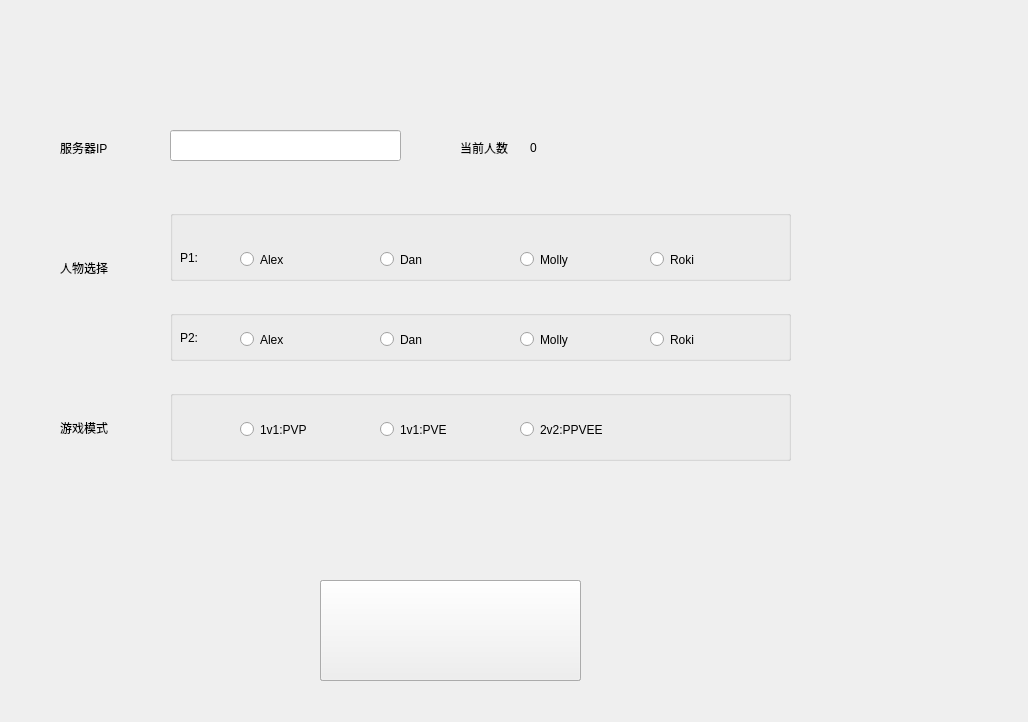
SheepOrnot/BoomMan, file gamepara.ui: the form before one commit.
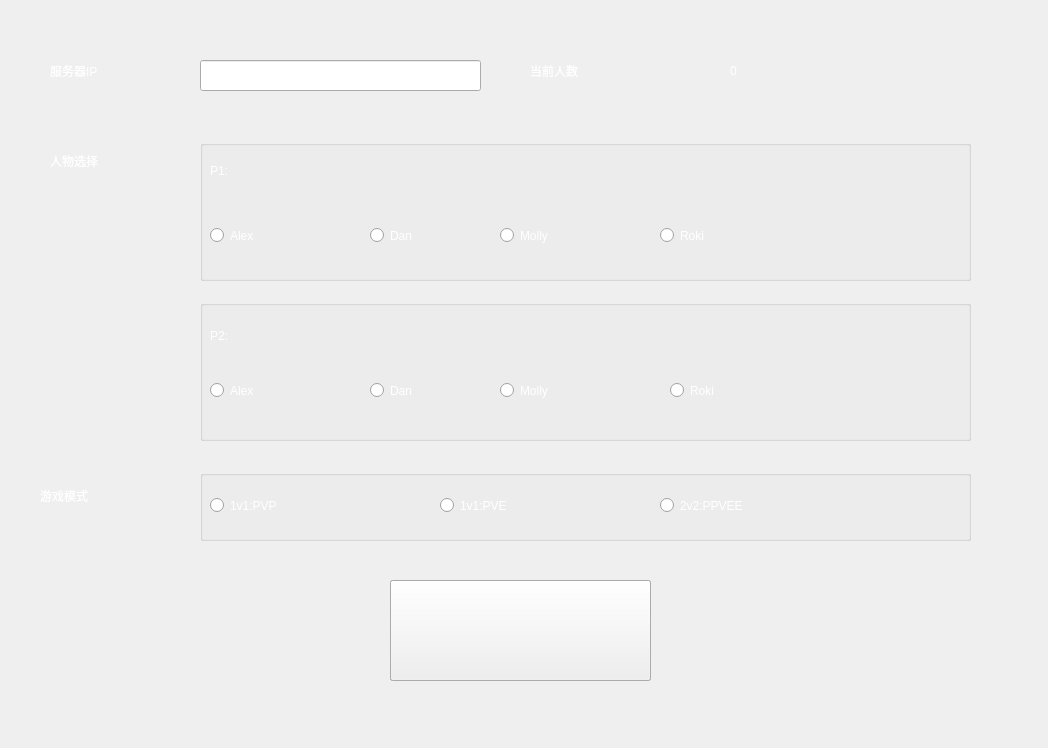
The form after the commit. Icons and pictures are not drawn.

The edit to the form file:
```diff
--- a/gamepara.ui
+++ b/gamepara.ui
@@ -6,8 +6,8 @@
    <rect>
     <x>0</x>
     <y>0</y>
-    <width>1028</width>
-    <height>722</height>
+    <width>1048</width>
+    <height>748</height>
    </rect>
   </property>
   <property name="windowTitle">
@@ -19,12 +19,16 @@
   <widget class="QLabel" name="playselect">
    <property name="geometry">
     <rect>
-     <x>60</x>
-     <y>260</y>
-     <width>61</width>
-     <height>16</height>
+     <x>50</x>
+     <y>130</y>
+     <width>181</width>
+     <height>61</height>
     </rect>
    </property>
+   <property name="styleSheet">
+    <string notr="true">font: 75 20pt &quot;思源宋体&quot;;
+color: rgb(255, 255, 255);</string>
+   </property>
    <property name="text">
     <string>人物选择</string>
    </property>
@@ -32,12 +36,16 @@
   <widget class="QLabel" name="gamemode">
    <property name="geometry">
     <rect>
-     <x>60</x>
-     <y>420</y>
-     <width>68</width>
-     <height>15</height>
+     <x>40</x>
+     <y>460</y>
+     <width>161</width>
+     <height>71</height>
     </rect>
    </property>
+   <property name="styleSheet">
+    <string notr="true">font: 75 20pt &quot;思源宋体&quot;;
+color: rgb(255, 255, 255);</string>
+   </property>
    <property name="text">
     <string>游戏模式</string>
    </property>
@@ -45,7 +53,7 @@
   <widget class="QPushButton" name="start">
    <property name="geometry">
     <rect>
-     <x>320</x>
+     <x>390</x>
      <y>580</y>
      <width>261</width>
      <height>101</height>
@@ -61,14 +69,15 @@
   <widget class="QGroupBox" name="groupBox">
    <property name="geometry">
     <rect>
-     <x>170</x>
-     <y>210</y>
-     <width>621</width>
-     <height>71</height>
+     <x>200</x>
+     <y>140</y>
+     <width>771</width>
+     <height>141</height>
     </rect>
    </property>
    <property name="styleSheet">
-    <string notr="true"/>
+    <string notr="true">font: 75 20pt &quot;思源宋体&quot;;
+color: rgb(255, 255, 255);</string>
    </property>
    <property name="title">
     <string/>
@@ -76,10 +85,10 @@
    <widget class="QRadioButton" name="Molly">
     <property name="geometry">
      <rect>
-      <x>350</x>
-      <y>40</y>
-      <width>110</width>
-      <height>19</height>
+      <x>300</x>
+      <y>70</y>
+      <width>141</width>
+      <height>51</height>
      </rect>
     </property>
     <property name="text">
@@ -89,10 +98,10 @@
    <widget class="QRadioButton" name="Alex">
     <property name="geometry">
      <rect>
-      <x>70</x>
-      <y>40</y>
-      <width>110</width>
-      <height>19</height>
+      <x>10</x>
+      <y>70</y>
+      <width>141</width>
+      <height>51</height>
      </rect>
     </property>
     <property name="text">
@@ -102,10 +111,10 @@
    <widget class="QRadioButton" name="Dan">
     <property name="geometry">
      <rect>
-      <x>210</x>
-      <y>40</y>
-      <width>110</width>
-      <height>19</height>
+      <x>170</x>
+      <y>70</y>
+      <width>131</width>
+      <height>51</height>
      </rect>
     </property>
     <property name="text">
@@ -115,10 +124,10 @@
    <widget class="QRadioButton" name="Roki">
     <property name="geometry">
      <rect>
-      <x>480</x>
-      <y>40</y>
-      <width>110</width>
-      <height>19</height>
+      <x>460</x>
+      <y>70</y>
+      <width>161</width>
+      <height>51</height>
      </rect>
     </property>
     <property name="text">
@@ -129,11 +138,15 @@
     <property name="geometry">
      <rect>
       <x>10</x>
-      <y>40</y>
-      <width>41</width>
-      <height>16</height>
+      <y>10</y>
+      <width>81</width>
+      <height>41</height>
      </rect>
     </property>
+    <property name="styleSheet">
+     <string notr="true">font: 75 24pt &quot;思源宋体&quot;;
+color: rgb(255, 255, 255);</string>
+    </property>
     <property name="text">
      <string>P1:</string>
     </property>
@@ -142,12 +155,16 @@
   <widget class="QGroupBox" name="groupBox_2">
    <property name="geometry">
     <rect>
-     <x>170</x>
-     <y>310</y>
-     <width>621</width>
-     <height>51</height>
+     <x>200</x>
+     <y>300</y>
+     <width>771</width>
+     <height>141</height>
     </rect>
    </property>
+   <property name="styleSheet">
+    <string notr="true">font: 75 20pt &quot;思源宋体&quot;;
+color: rgb(255, 255, 255);</string>
+   </property>
    <property name="title">
     <string/>
    </property>
@@ -155,9 +172,9 @@
     <property name="geometry">
      <rect>
       <x>10</x>
-      <y>20</y>
-      <width>41</width>
-      <height>16</height>
+      <y>10</y>
+      <width>81</width>
+      <height>51</height>
      </rect>
     </property>
     <property name="text">
@@ -167,10 +184,10 @@
    <widget class="QRadioButton" name="Molly_2">
     <property name="geometry">
      <rect>
-      <x>350</x>
-      <y>20</y>
-      <width>110</width>
-      <height>19</height>
+      <x>300</x>
+      <y>70</y>
+      <width>131</width>
+      <height>41</height>
      </rect>
     </property>
     <property name="text">
@@ -180,10 +197,10 @@
    <widget class="QRadioButton" name="Alex_2">
     <property name="geometry">
      <rect>
-      <x>70</x>
-      <y>20</y>
-      <width>110</width>
-      <height>19</height>
+      <x>10</x>
+      <y>70</y>
+      <width>131</width>
+      <height>41</height>
      </rect>
     </property>
     <property name="text">
@@ -193,10 +210,10 @@
    <widget class="QRadioButton" name="Roki_2">
     <property name="geometry">
      <rect>
-      <x>480</x>
-      <y>20</y>
-      <width>110</width>
-      <height>19</height>
+      <x>470</x>
+      <y>70</y>
+      <width>151</width>
+      <height>41</height>
      </rect>
     </property>
     <property name="text">
@@ -206,10 +223,10 @@
    <widget class="QRadioButton" name="Dan_2">
     <property name="geometry">
      <rect>
-      <x>210</x>
-      <y>20</y>
-      <width>110</width>
-      <height>19</height>
+      <x>170</x>
+      <y>70</y>
+      <width>131</width>
+      <height>41</height>
      </rect>
     </property>
     <property name="text">
@@ -220,22 +237,26 @@
   <widget class="QGroupBox" name="groupBox_3">
    <property name="geometry">
     <rect>
-     <x>170</x>
-     <y>390</y>
-     <width>621</width>
+     <x>200</x>
+     <y>470</y>
+     <width>771</width>
      <height>71</height>
     </rect>
    </property>
+   <property name="styleSheet">
+    <string notr="true">font: 75 20pt &quot;思源宋体&quot;;
+color: rgb(255, 255, 255);</string>
+   </property>
    <property name="title">
     <string/>
    </property>
    <widget class="QRadioButton" name="ppee2v2">
     <property name="geometry">
      <rect>
-      <x>350</x>
-      <y>30</y>
-      <width>110</width>
-      <height>19</height>
+      <x>460</x>
+      <y>20</y>
+      <width>231</width>
+      <height>31</height>
      </rect>
     </property>
     <property name="text">
@@ -245,10 +266,10 @@
    <widget class="QRadioButton" name="pe1v1">
     <property name="geometry">
      <rect>
-      <x>210</x>
-      <y>30</y>
-      <width>110</width>
-      <height>19</height>
+      <x>240</x>
+      <y>20</y>
+      <width>171</width>
+      <height>31</height>
      </rect>
     </property>
     <property name="text">
@@ -258,10 +279,10 @@
    <widget class="QRadioButton" name="pp1v1">
     <property name="geometry">
      <rect>
-      <x>70</x>
-      <y>30</y>
-      <width>110</width>
-      <height>19</height>
+      <x>10</x>
+      <y>10</y>
+      <width>171</width>
+      <height>51</height>
      </rect>
     </property>
     <property name="text">
@@ -272,22 +293,30 @@
   <widget class="QLineEdit" name="IP">
    <property name="geometry">
     <rect>
-     <x>170</x>
-     <y>130</y>
-     <width>231</width>
+     <x>200</x>
+     <y>60</y>
+     <width>281</width>
      <height>31</height>
     </rect>
    </property>
+   <property name="styleSheet">
+    <string notr="true">font: 75 5pt &quot;思源宋体&quot;;
+</string>
+   </property>
   </widget>
   <widget class="QLabel" name="labelIP">
    <property name="geometry">
     <rect>
-     <x>60</x>
-     <y>140</y>
-     <width>71</width>
-     <height>16</height>
+     <x>50</x>
+     <y>50</y>
+     <width>191</width>
+     <height>41</height>
     </rect>
    </property>
+   <property name="styleSheet">
+    <string notr="true">font: 75 20pt &quot;思源宋体&quot;;
+color: rgb(255, 255, 255);</string>
+   </property>
    <property name="text">
     <string>服务器IP</string>
    </property>
@@ -295,7 +324,7 @@
   <widget class="QPushButton" name="JoinSvr">
    <property name="geometry">
     <rect>
-     <x>320</x>
+     <x>390</x>
      <y>580</y>
      <width>261</width>
      <height>101</height>
@@ -311,7 +340,7 @@
   <widget class="QPushButton" name="CreateSvr">
    <property name="geometry">
     <rect>
-     <x>320</x>
+     <x>390</x>
      <y>580</y>
      <width>261</width>
      <height>101</height>
@@ -327,12 +356,16 @@
   <widget class="QLabel" name="connectNumT">
    <property name="geometry">
     <rect>
-     <x>460</x>
-     <y>140</y>
-     <width>68</width>
-     <height>15</height>
+     <x>530</x>
+     <y>40</y>
+     <width>161</width>
+     <height>61</height>
     </rect>
    </property>
+   <property name="styleSheet">
+    <string notr="true">font: 75 20pt &quot;思源宋体&quot;;
+color: rgb(255, 255, 255);</string>
+   </property>
    <property name="text">
     <string>当前人数</string>
    </property>
@@ -340,12 +373,16 @@
   <widget class="QLabel" name="connectNum">
    <property name="geometry">
     <rect>
-     <x>530</x>
-     <y>140</y>
-     <width>68</width>
-     <height>15</height>
+     <x>730</x>
+     <y>50</y>
+     <width>121</width>
+     <height>41</height>
     </rect>
    </property>
+   <property name="styleSheet">
+    <string notr="true">font: 75 20pt &quot;思源宋体&quot;;
+color: rgb(255, 255, 255);</string>
+   </property>
    <property name="text">
     <string>0</string>
    </property>
```
Left out of the diff: 4 changed lines with no effect on the pictures.
